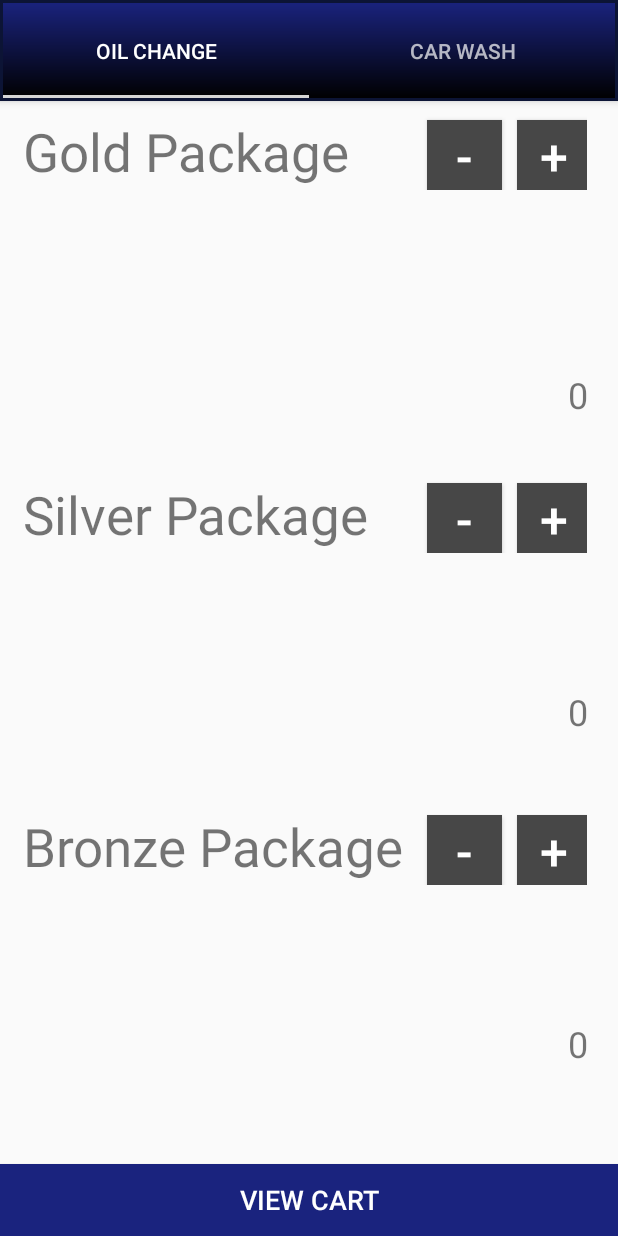
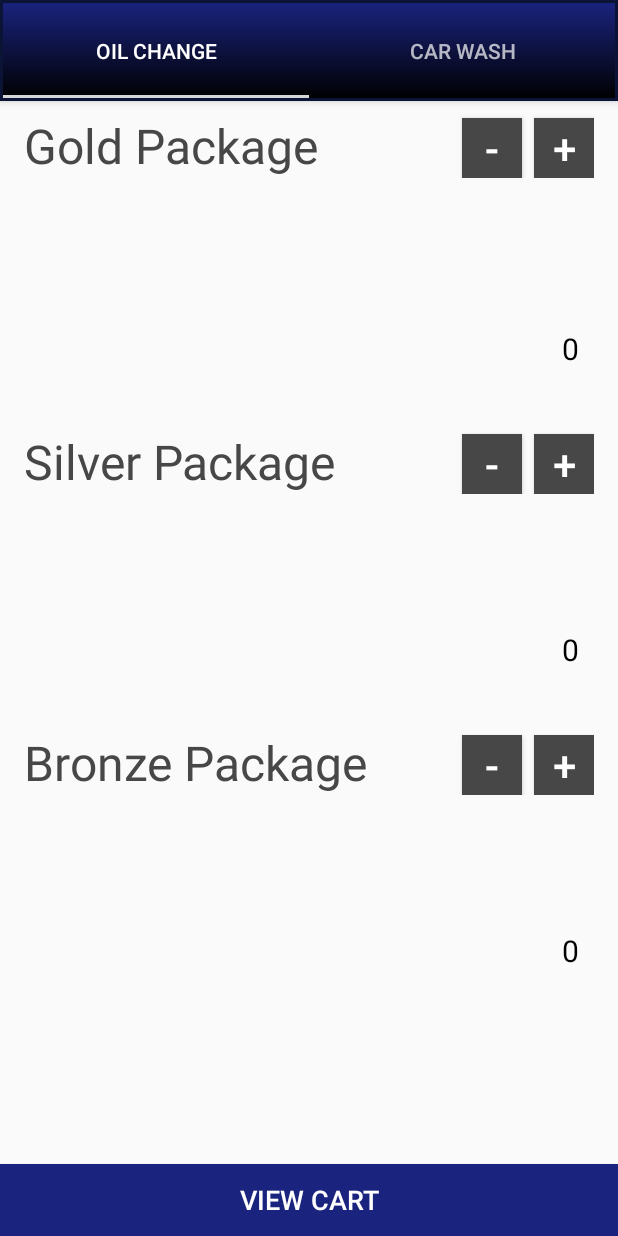
Before and after one commit to maira-abid/ServX, an Android app: the serv_frag1 screen opened directly, with no data from a screen before it, on a phone screen of 412 x 824 dp. Run offline under Robolectric (Android 15) with nearby library versions, the phone set to English and light mode, and no system bars; our stand-ins replace Firebase (no records; nobody signed in at launch, a user with empty details on screens opened directly); 6 statements that could not run were skipped.

Commit message:
Fixed Layouts and Flows

```diff
--- a/app/src/main/AndroidManifest.xml
+++ b/app/src/main/AndroidManifest.xml
@@ -43,7 +43,6 @@
             android:name=".services_tabbed"
             android:label="activity_services_tabbed"
             android:theme="@style/AppTheme.NoActionBar" />
-        <activity android:name=".Services" />
         <activity android:name=".MainActivity" />
         <activity android:name=".AddCarForm" />
         <activity android:name=".home" />
--- a/app/src/main/java/pl/servx/servx/Cart.java
+++ b/app/src/main/java/pl/servx/servx/Cart.java
@@ -34,7 +34,7 @@ public class Cart extends AppCompatActivity {
         super.onCreate(savedInstanceState);
         setContentView(R.layout.activity_cart);
 
-        Button back_button= (Button) findViewById(R.id.back_button);
+/*        Button back_button= (Button) findViewById(R.id.back_button);
         back_button.setOnClickListener(new View.OnClickListener() {
             @Override
             public void onClick(View view) {
@@ -42,7 +42,7 @@ public class Cart extends AppCompatActivity {
                 startActivity(services);
                 finish();
             }
-        });
+        });*/
 
         Button gotomap= (Button) findViewById(R.id.map_btn);
         gotomap.setOnClickListener(new View.OnClickListener() {
--- a/app/src/main/java/pl/servx/servx/home.java
+++ b/app/src/main/java/pl/servx/servx/home.java
@@ -90,7 +90,7 @@ public class home extends AppCompatActivity{
             }
         });
 
-        btnmaps = (Button)findViewById(R.id.btnmaps);
+/*        btnmaps = (Button)findViewById(R.id.btnmaps);
 
         btnmaps.setOnClickListener(new View.OnClickListener() {
             @Override
@@ -98,7 +98,7 @@ public class home extends AppCompatActivity{
                 Intent maps = new Intent(home.this, select_location.class);
                 startActivity(maps);
             }
-        });
+        });*/
 
 
 
--- a/app/src/main/res/layout/activity_add_car_form.xml
+++ b/app/src/main/res/layout/activity_add_car_form.xml
@@ -109,6 +109,8 @@
             android:layout_width="match_parent"
             android:layout_height="55dp"
             android:gravity="center_vertical"
+            android:layout_marginStart="8dp"
+            android:layout_marginEnd="8dp"
             android:hint="@string/license_plate"
             app:met_singleLineEllipsis="true"/>
     </android.support.design.widget.TextInputLayout>
--- a/app/src/main/res/layout/activity_home.xml
+++ b/app/src/main/res/layout/activity_home.xml
@@ -86,7 +86,7 @@
             android:textSize="30sp"
             android:textStyle="bold" />
 
-        <Button
+<!--        <Button
             android:id="@+id/btnmaps"
             style="@style/Widget.AppCompat.Button"
             android:layout_width="112dp"
@@ -96,7 +96,7 @@
             android:text="dummy button for maps"
             android:textColor="@color/white"
             android:textSize="30sp"
-            android:textStyle="bold" />
+            android:textStyle="bold" />-->
 
         <Button
             android:id="@+id/btnHistory"
--- a/app/src/main/res/layout/fragment_serv_frag1.xml
+++ b/app/src/main/res/layout/fragment_serv_frag1.xml
@@ -18,61 +18,65 @@
         android:orientation="vertical">
 
 
-
-
         <LinearLayout
             android:layout_width="match_parent"
             android:layout_height="match_parent"
             android:orientation="vertical"
-            android:layout_marginStart="15dp"
-            android:layout_marginEnd="10dp"
+            android:layout_marginStart="16dp"
+            android:layout_marginTop="5dp"
+            android:layout_marginEnd="16dp"
             >
 
-            <LinearLayout
-                android:layout_width="376dp"
+            <RelativeLayout
+                android:layout_width="match_parent"
                 android:layout_height="wrap_content"
-                android:layout_marginTop="10dp"
                 android:orientation="horizontal">
-
 
                 <TextView
                     android:id="@+id/P1"
-                    android:layout_width="269dp"
+                    android:layout_width="wrap_content"
                     android:layout_height="wrap_content"
+                    android:layout_alignParentStart="true"
+                    android:layout_alignParentBottom="true"
+                    android:layout_marginStart="0dp"
+                    android:layout_marginBottom="0dp"
                     android:text="Gold Package"
-                    android:textSize="35sp" />
+                    android:textColor="@color/grey"
+                    android:textSize="32sp" />
 
                 <Button
                     android:id="@+id/btnM1"
-                    android:layout_width="50dp"
-                    android:layout_height="47dp"
-                    android:layout_marginTop="2dp"
-                    android:layout_marginRight="10dp"
-
-                    android:background="#474747"
+                    android:layout_width="40dp"
+                    android:layout_height="40dp"
+                    android:layout_alignParentBottom="true"
+                    android:layout_marginEnd="8dp"
+                    android:layout_toStartOf="@+id/btnP1"
+                    android:background="@color/grey"
                     android:text="-"
                     android:textColor="@color/white"
-                    android:textSize="33sp" />
+                    android:textSize="28sp" />
 
 
                 <Button
                     android:id="@+id/btnP1"
-                    android:layout_width="50dp"
-                    android:layout_height="47dp"
-                    android:layout_marginTop="2dp"
-
-
-                    android:background="#474747"
+                    android:layout_width="40dp"
+                    android:layout_height="40dp"
+                    android:layout_alignParentBottom="true"
+                    android:layout_alignParentEnd="true"
+                    android:layout_marginEnd="0dp"
+                    android:layout_marginBottom="6dp"
+                    android:background="@color/grey"
                     android:text="+"
                     android:textColor="@color/white"
-                    android:textSize="33sp" />
+                    android:textSize="28sp" />
 
-            </LinearLayout>
+            </RelativeLayout>
 
             <TextView
                 android:id="@+id/p_info"
-                android:layout_width="370dp"
-                android:layout_height="120dp"
+                android:layout_width="match_parent"
+                android:layout_marginStart="5dp"
+                android:layout_height="100dp"
                 android:text="Package Info"
                 android:textSize="24sp" />
 
@@ -83,7 +87,8 @@
                 android:layout_gravity="end"
                 android:layout_marginEnd="10dp"
                 android:text="Cost"
-                android:textSize="24sp" />
+                android:textColor="@color/colorPrimaryDark"
+                android:textSize="20sp" />
         </LinearLayout>
 
 
@@ -93,54 +98,54 @@
             android:layout_width="match_parent"
             android:layout_height="match_parent"
             android:orientation="vertical"
-            android:layout_marginTop="30dp"
-            android:layout_marginStart="15dp"
-            android:layout_marginEnd="10dp">
+            android:layout_marginTop="40dp"
+            android:layout_marginStart="16dp"
+            android:layout_marginEnd="16dp">
 
-            <LinearLayout
-                android:layout_width="376dp"
+            <RelativeLayout
+                android:layout_width="match_parent"
                 android:layout_height="wrap_content"
-                android:layout_marginTop="10dp"
                 android:orientation="horizontal">
-
 
                 <TextView
                     android:id="@+id/P2"
-                    android:layout_width="269dp"
+                    android:layout_width="wrap_content"
                     android:layout_height="wrap_content"
                     android:text="Silver Package"
-                    android:textSize="35sp" />
+                    android:textSize="32sp"
+                    android:textColor="@color/grey"/>
 
                 <Button
                     android:id="@+id/btnM2"
-                    android:layout_width="50dp"
-                    android:layout_height="47dp"
-                    android:layout_marginTop="2dp"
-                    android:layout_marginRight="10dp"
-
-                    android:background="#474747"
+                    android:layout_width="40dp"
+                    android:layout_height="40dp"
+                    android:layout_alignParentBottom="true"
+                    android:layout_marginEnd="8dp"
+                    android:layout_toStartOf="@+id/btnP2"
+                    android:background="@color/grey"
                     android:text="-"
                     android:textColor="@color/white"
-                    android:textSize="33sp" />
+                    android:textSize="28sp" />
 
                 <Button
                     android:id="@+id/btnP2"
-                    android:layout_width="50dp"
-                    android:layout_height="47dp"
-                    android:layout_marginTop="2dp"
-
-                    android:background="#474747"
+                    android:layout_width="40dp"
+                    android:layout_height="40dp"
+                    android:layout_alignParentEnd="true"
+                    android:layout_alignParentBottom="true"
+                    android:background="@color/grey"
                     android:text="+"
                     android:textColor="@color/white"
-                    android:textSize="33sp" />
+                    android:textSize="28sp" />
 
-            </LinearLayout>
+            </RelativeLayout>
 
 
             <TextView
                 android:id="@+id/p_info2"
-                android:layout_width="370dp"
-                android:layout_height="89dp"
+                android:layout_width="match_parent"
+                android:layout_height="90dp"
+                android:layout_marginStart="5dp"
                 android:text="Package Info"
                 android:textSize="24sp" />
 
@@ -152,7 +157,8 @@
                 android:layout_gravity="end"
                 android:layout_marginEnd="10dp"
                 android:text="Cost"
-                android:textSize="24sp" />
+                android:textColor="@color/colorPrimaryDark"
+                android:textSize="20sp" />
         </LinearLayout>
 
 
@@ -163,52 +169,53 @@
             android:layout_height="match_parent"
             android:orientation="vertical"
             android:layout_marginTop="40dp"
-            android:layout_marginStart="15dp"
-            android:layout_marginEnd="10dp">
+            android:layout_marginStart="16dp"
+            android:layout_marginEnd="16dp">
 
-            <LinearLayout
-                android:layout_width="376dp"
+            <RelativeLayout
+                android:layout_width="match_parent"
                 android:layout_height="wrap_content"
-                android:layout_marginTop="10dp"
                 android:orientation="horizontal">
 
 
                 <TextView
                     android:id="@+id/P3"
-                    android:layout_width="269dp"
+                    android:layout_width="match_parent"
                     android:layout_height="wrap_content"
                     android:text="Bronze Package"
-                    android:textSize="35sp" />
+                    android:textColor="@color/grey"
+                    android:textSize="32sp" />
 
                 <Button
                     android:id="@+id/btnM3"
-                    android:layout_width="50dp"
-                    android:layout_height="47dp"
-                    android:layout_marginTop="2dp"
-                    android:layout_marginRight="10dp"
-
-                    android:background="#474747"
+                    android:layout_width="40dp"
+                    android:layout_height="40dp"
+                    android:layout_marginEnd="8dp"
+                    android:layout_alignParentBottom="true"
+                    android:layout_toStartOf="@+id/btnP3"
+                    android:background="@color/grey"
                     android:text="-"
                     android:textColor="@color/white"
-                    android:textSize="33sp" />
+                    android:textSize="28sp" />
 
                 <Button
                     android:id="@+id/btnP3"
-                    android:layout_width="50dp"
-                    android:layout_height="47dp"
-                    android:layout_marginTop="2dp"
-
-                    android:background="#474747"
+                    android:layout_width="40dp"
+                    android:layout_height="40dp"
+                    android:layout_alignParentEnd="true"
+                    android:layout_alignParentBottom="true"
+                    android:background="@color/grey"
                     android:text="+"
                     android:textColor="@color/white"
-                    android:textSize="33sp" />
+                    android:textSize="28sp" />
 
-            </LinearLayout>
+            </RelativeLayout>
 
             <TextView
                 android:id="@+id/p_info3"
-                android:layout_width="370dp"
-                android:layout_height="89dp"
+                android:layout_width="match_parent"
+                android:layout_height="90dp"
+                android:layout_marginStart="5dp"
                 android:text="Package Info"
                 android:textSize="24sp" />
 
@@ -218,8 +225,9 @@
                 android:layout_height="wrap_content"
                 android:layout_gravity="end"
                 android:layout_marginEnd="10dp"
+                android:textColor="@color/colorPrimaryDark"
                 android:text="Cost"
-                android:textSize="24sp" />
+                android:textSize="20sp" />
         </LinearLayout>
 
 
@@ -233,7 +241,7 @@
         android:textColor="@color/white"
         android:textSize="18sp"
         android:background="@color/colorPrimary"
-        android:layout_marginTop="10dp"
+        android:layout_marginTop="8dp"
         android:layout_alignParentBottom="true"/>
 
 </RelativeLayout>
```
Also changed, not shown: app/src/main/java/pl/servx/servx/Services.java (deleted, +0 -30 lines), app/src/main/java/pl/servx/servx/select_location.java (+5 -5 lines), app/src/main/res/layout/activity_cart.xml (+13 -14 lines), app/src/main/res/layout/activity_services.xml (deleted, +0 -64 lines), app/src/main/res/layout/card_item_layout.xml (deleted, +0 -27 lines), 72 other files.
